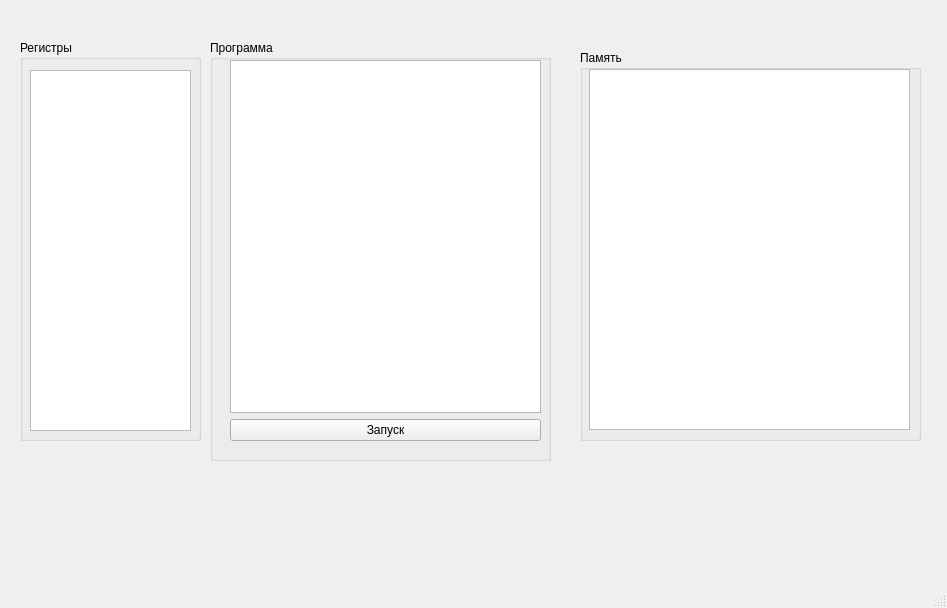
Above: mainwindow.ui from Adiutant/CPUEmulator before the change. Below: the same form after it.
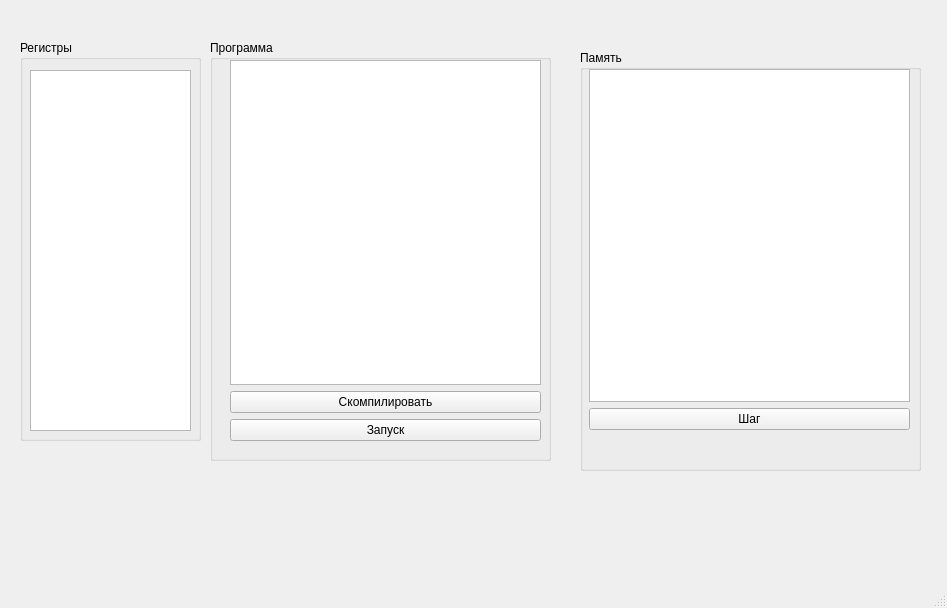
That is the form after the change. Custom widgets are drawn as their Qt base class.

Commit message: step debug

```diff
--- a/mainwindow.ui
+++ b/mainwindow.ui
@@ -39,6 +39,13 @@
       <item>
        <widget class="CodeEditor" name="programmText"/>
       </item>
+      <item>
+       <widget class="QPushButton" name="compileButton">
+        <property name="text">
+         <string>Скомпилировать</string>
+        </property>
+       </widget>
+      </item>
       <item>
        <widget class="QPushButton" name="runButtton">
         <property name="text">
@@ -83,7 +90,7 @@
       <x>580</x>
       <y>50</y>
       <width>341</width>
-      <height>391</height>
+      <height>421</height>
      </rect>
     </property>
     <property name="title">
@@ -102,6 +109,13 @@
       <item>
        <widget class="QTableWidget" name="memoryTable"/>
       </item>
+      <item>
+       <widget class="QPushButton" name="stepButton">
+        <property name="text">
+         <string>Шаг</string>
+        </property>
+       </widget>
+      </item>
      </layout>
     </widget>
    </widget>
```
The commit also changes 4 other files.
